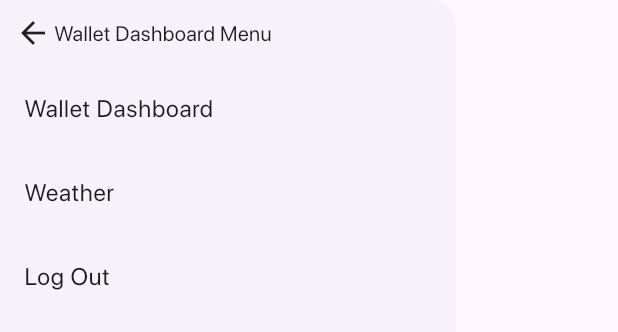
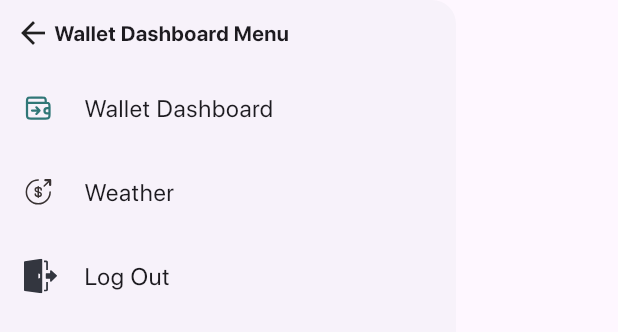
Before and after one commit to Rokeya17/Qp_finance, a Flutter app: the WalletDashboardMenu widget shown alone on an empty page, opened directly, on a phone screen of 412 x 824 dp. Shown: the top 332 px of the screen. Run offline on Flutter 3.47's test engine with Material 3 defaults, Android fonts, the phone set to English and light mode, and no system bars; our stand-ins replace flutter_spinkit, flutter_svg, gap, get; missing offline and left inert: scroll_wheel_date_picker; network calls fail.

Commit message:
Signin api integration and dashboard has been modified.

```diff
--- a/lib/presentation/screens/auth/signin_screen.dart
+++ b/lib/presentation/screens/auth/signin_screen.dart
@@ -17,9 +17,9 @@ class SignInScreen extends StatefulWidget {
 
 class _SignInScreenState extends State<SignInScreen> {
   final TextEditingController _emailEditingController =
-      TextEditingController(text: 'anik.ba@pakizatvl.com');
+  TextEditingController(text: 'anik.ba@pakizatvl.com');
   final TextEditingController _passwordEditingController =
-      TextEditingController(text: '12345678As@');
+  TextEditingController(text: '12345678As@');
 
   Future<void> signIn(SigninController signInController) async {
     final isSucess = await signInController.userSignin(
@@ -141,7 +141,7 @@ class _SignInScreenState extends State<SignInScreen> {
                       const Gap(30),
                       GetBuilder<SigninController>(builder: (controller) {
                         if (controller.inprogress) {
-                          Center(child: CircularProgressIndicator());
+                          return Center(child: CircularProgressIndicator());
                         }
                         return ButtonWidget(
                             buttonText: 'Sign in',
--- a/lib/presentation/screens/splash_screen.dart
+++ b/lib/presentation/screens/splash_screen.dart
@@ -2,7 +2,7 @@ import 'package:flutter/material.dart';
 import 'package:flutter_spinkit/flutter_spinkit.dart';
 import 'package:gap/gap.dart';
 import 'package:get/get.dart';
-import 'package:qp_finance/presentation/screens/auth/signin_screen.dart';
+import 'package:qp_finance/presentation/screens/home_screen.dart';
 import 'package:qp_finance/presentation/utility/imageasset.dart';
 
 class SplashScreen extends StatefulWidget {
@@ -21,7 +21,7 @@ class _SplashScreenState extends State<SplashScreen> {
 
   Future<void> goToNextScreen() async {
     Future.delayed(const Duration(seconds: 3)).then((value) {
-      Get.offAll(const SignInScreen());
+      Get.offAll(const HomeScreen());
     });
   }
 
--- a/lib/presentation/screens/widgets/walletdashboard_menu.dart
+++ b/lib/presentation/screens/widgets/walletdashboard_menu.dart
@@ -1,6 +1,9 @@
 import 'package:flutter/material.dart';
+import 'package:flutter_svg/flutter_svg.dart';
 import 'package:gap/gap.dart';
 import 'package:get/get.dart';
+
+import '../../utility/imageasset.dart';
 
 class WalletDashboardMenu extends StatelessWidget {
   const WalletDashboardMenu({super.key});
@@ -18,23 +21,29 @@ class WalletDashboardMenu extends StatelessWidget {
               children: [
                 Icon(Icons.arrow_back),
                 Gap(2),
-                Text('Wallet Dashboard Menu'),
+                Text(
+                  'Wallet Dashboard Menu',
+                  style: TextStyle(fontWeight: FontWeight.w600, fontSize: 14),
+                ),
               ],
             ),
           ),
           ListTile(
+            leading: SvgPicture.asset(ImageAssets.frameSVG),
             title: const Text('Wallet Dashboard'),
             onTap: () {
               Get.back();
             },
           ),
           ListTile(
+            leading: SvgPicture.asset(ImageAssets.moneySVG),
             title: const Text('Weather'),
             onTap: () {
               Get.back();
             },
           ),
           ListTile(
+            leading: SvgPicture.asset(ImageAssets.vectorSVG),
             title: const Text('Log Out'),
             onTap: () {
               Get.back();
--- a/lib/presentation/utility/imageasset.dart
+++ b/lib/presentation/utility/imageasset.dart
@@ -1,7 +1,5 @@
 class ImageAssets {
   static const String applogoPNG = 'assets/images/logo.png';
-  static const String signupSVG = 'assets/images/signup.svg';
-  static const String signup2SVG = 'assets/images/signup 2.svg';
   static const String signupInfo = 'assets/images/signup_info_image.svg';
   static const String grouplogoSVG = 'assets/images/grouplogo.svg';
   static const String dollarlogoSVG = 'assets/images/dollarlogo.svg';
@@ -11,4 +9,9 @@ class ImageAssets {
   static const String moneySVG = 'assets/images/money.svg';
   static const String frameSVG = 'assets/images/frame.svg';
   static const String vectorSVG = 'assets/images/vector.svg';
+  static const String pageSVG = 'assets/images/page.svg';
+  static const String adsSVG = 'assets/images/ads.svg';
+  static const String logoutSVG = 'assets/images/wallet.svg';
+  static const String groupSVG =
+      'assets/images/heroicons-outline_switch-vertical.svg';
 }
```
Also changed, not shown: lib/presentation/screens/menu_screen.dart (+33 -4 lines), assets/images/ads.svg (added), assets/images/heroicons-outline_switch-vertical.svg (added), assets/images/logo.svg, assets/images/marketplace.svg (added), assets/images/page.svg (added), assets/images/signup 2.svg, assets/images/video.svg (added), assets/images/wallet.svg (added).
